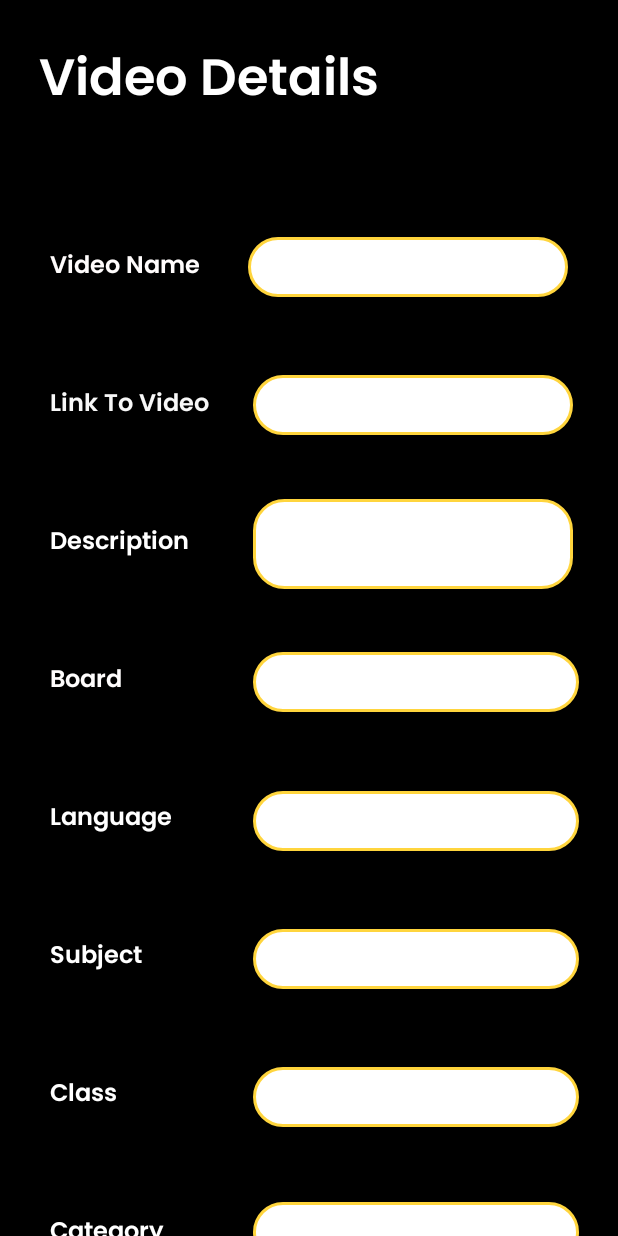
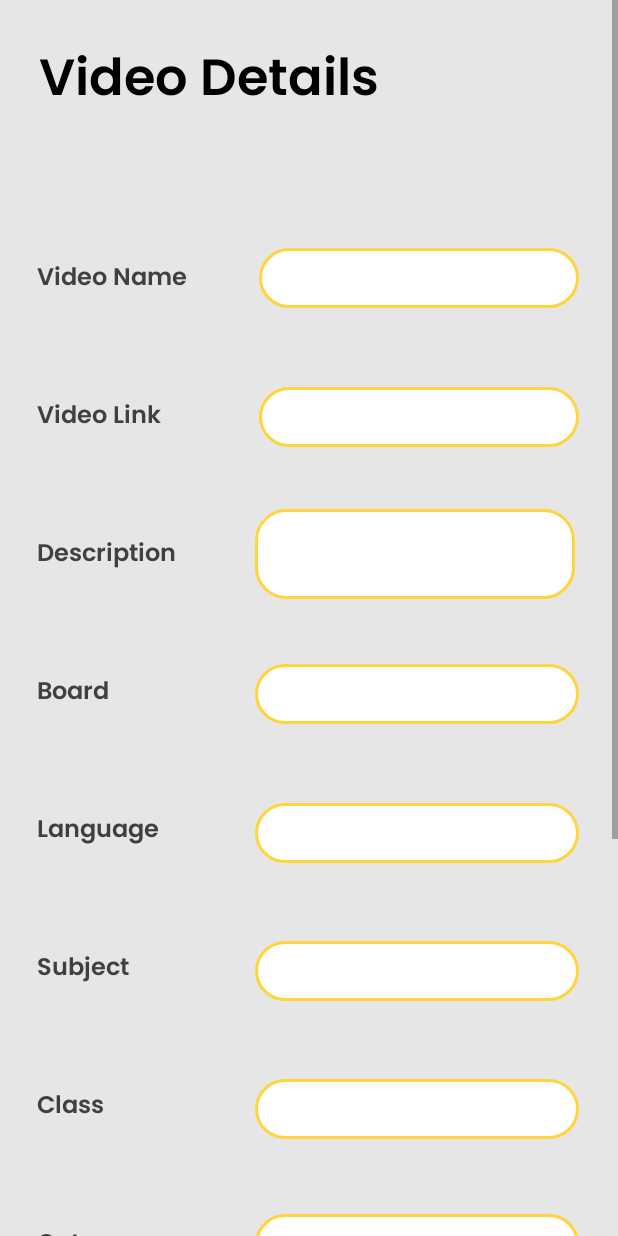
Before and after one commit to harshdigi/Suvi, an Android app: the AddVideoActivity screen opened directly, with no data from a screen before it, on a phone screen of 412 x 824 dp. Run offline under Robolectric (Android 15) with nearby library versions, the phone set to English and light mode, and no system bars; our stand-ins replace Firebase (no records; nobody signed in at launch, a user with empty details on screens opened directly).

Commit message:
Add Video Avtivity Style Modifications

```diff
--- a/app/src/main/java/com/kalvifunlearning/suvi/Activities/AddVideoActivity.java
+++ b/app/src/main/java/com/kalvifunlearning/suvi/Activities/AddVideoActivity.java
@@ -167,6 +167,7 @@ public class AddVideoActivity extends AppCompatActivity {
             public void onDataChange(@NonNull DataSnapshot snapshot) {
                 dbReference.child(videoName).setValue(videoInfoModel);
                 Toast.makeText(AddVideoActivity.this, "Video Added", Toast.LENGTH_SHORT).show();
+                finish();
             }
 
             @Override
--- a/app/src/main/res/layout/activity_add_video.xml
+++ b/app/src/main/res/layout/activity_add_video.xml
@@ -4,14 +4,14 @@
     xmlns:tools="http://schemas.android.com/tools"
     android:layout_width="match_parent"
     android:layout_height="match_parent"
-    android:background="#000000"
+    android:background="#E6E6E6"
     tools:context=".Activities.AddVideoActivity">
 
     <androidx.constraintlayout.widget.ConstraintLayout
         android:layout_width="match_parent"
         android:layout_height="40dp"
         android:layout_margin="10dp"
-        android:background="#000000"
+        android:background="#E6E6E6"
         tools:context=".Activities.AddVideoActivity">
 
         <EditText
@@ -33,6 +33,7 @@
             android:id="@+id/videoName"
             android:layout_width="wrap_content"
             android:layout_height="40dp"
+            android:layout_marginStart="40dp"
             android:layout_marginEnd="16dp"
             android:background="@drawable/input_video_details_field"
             android:ems="10"
@@ -43,12 +44,29 @@
             app:layout_constraintHorizontal_bias="0.5"
             app:layout_constraintStart_toEndOf="@+id/nameText"
             app:layout_constraintTop_toTopOf="@+id/nameText"
-            app:layout_constraintVertical_bias="0.533" />
+            app:layout_constraintVertical_bias="0.571" />
+
+        <TextView
+            android:id="@+id/nameText"
+            android:layout_width="wrap_content"
+            android:layout_height="wrap_content"
+            android:layout_marginTop="88dp"
+            android:layout_marginEnd="8dp"
+            android:fontFamily="@font/poppins_semibold"
+            android:text="Video Name"
+            android:textAlignment="viewStart"
+            android:textColor="#404040"
+            android:textSize="16sp"
+            app:layout_constraintEnd_toStartOf="@+id/videoName"
+            app:layout_constraintHorizontal_bias="0.0"
+            app:layout_constraintStart_toStartOf="@+id/videoDetailText"
+            app:layout_constraintTop_toBottomOf="@+id/videoDetailText" />
 
         <EditText
             android:id="@+id/videoDescription"
             android:layout_width="wrap_content"
             android:layout_height="60dp"
+            android:layout_marginStart="8dp"
             android:layout_marginEnd="16dp"
             android:background="@drawable/input_video_details_field"
             android:ems="10"
@@ -57,10 +75,10 @@
             android:padding="10dp"
             app:layout_constraintBottom_toBottomOf="@+id/descriptionText"
             app:layout_constraintEnd_toEndOf="parent"
-            app:layout_constraintHorizontal_bias="0.0"
+            app:layout_constraintHorizontal_bias="0.166"
             app:layout_constraintStart_toStartOf="@+id/videoLink"
             app:layout_constraintTop_toTopOf="@+id/descriptionText"
-            app:layout_constraintVertical_bias="0.485" />
+            app:layout_constraintVertical_bias="0.529" />
 
         <RadioButton
             android:id="@+id/yesRadioButton"
@@ -78,7 +96,7 @@
             android:paddingRight="15dp"
             android:paddingBottom="10dp"
             android:text="YES"
-            android:textColor="@color/light_White"
+            android:textColor="#404040"
             android:textStyle="bold"
             app:layout_constraintBottom_toBottomOf="@+id/openForAllText"
             app:layout_constraintEnd_toStartOf="@+id/noRadioButton"
@@ -104,7 +122,7 @@
             android:paddingRight="15dp"
             android:paddingBottom="10dp"
             android:text="NO"
-            android:textColor="@color/light_White"
+            android:textColor="#404040"
             android:textStyle="bold"
             app:layout_constraintBottom_toBottomOf="@+id/openForAllText"
             app:layout_constraintEnd_toEndOf="parent"
@@ -114,23 +132,6 @@
             app:layout_constraintVertical_bias="0.521" />
 
         <TextView
-            android:id="@+id/nameText"
-            android:layout_width="wrap_content"
-            android:layout_height="wrap_content"
-            android:layout_marginStart="16dp"
-            android:layout_marginTop="80dp"
-            android:layout_marginEnd="24dp"
-            android:fontFamily="@font/poppins_semibold"
-            android:text="Video Name"
-            android:textAlignment="viewStart"
-            android:textColor="#FFFCFC"
-            android:textSize="16sp"
-            app:layout_constraintEnd_toStartOf="@+id/videoName"
-            app:layout_constraintHorizontal_bias="0.0"
-            app:layout_constraintStart_toStartOf="parent"
-            app:layout_constraintTop_toBottomOf="@+id/videoDetailText" />
-
-        <TextView
             android:id="@+id/videoDetailText"
             android:layout_width="wrap_content"
             android:layout_height="wrap_content"
@@ -138,7 +139,7 @@
             android:layout_marginTop="16dp"
             android:fontFamily="@font/poppins_semibold"
             android:text="Video Details"
-            android:textColor="#FFFFFF"
+            android:textColor="@color/black"
             android:textSize="34sp"
             app:layout_constraintStart_toStartOf="parent"
             app:layout_constraintTop_toTopOf="parent" />
@@ -149,9 +150,9 @@
             android:layout_height="wrap_content"
             android:layout_marginTop="64dp"
             android:fontFamily="@font/poppins_semibold"
-            android:text="Link To Video"
+            android:text="Video Link"
             android:textAlignment="viewStart"
-            android:textColor="#F8F8F8"
+            android:textColor="#404040"
             android:textSize="16sp"
             app:layout_constraintEnd_toStartOf="@+id/videoLink"
             app:layout_constraintHorizontal_bias="0.0"
@@ -166,7 +167,7 @@
             android:fontFamily="@font/poppins_semibold"
             android:text="Description"
             android:textAlignment="viewStart"
-            android:textColor="#FFFFFF"
+            android:textColor="#404040"
             android:textSize="16sp"
             app:layout_constraintEnd_toStartOf="@+id/videoDescription"
             app:layout_constraintHorizontal_bias="0.0"
@@ -181,7 +182,7 @@
             android:fontFamily="@font/poppins_semibold"
             android:text="Board"
             android:textAlignment="viewStart"
-            android:textColor="#FFFDFD"
+            android:textColor="#404040"
             android:textSize="16sp"
             app:layout_constraintStart_toStartOf="@+id/descriptionText"
             app:layout_constraintTop_toBottomOf="@+id/descriptionText" />
@@ -194,7 +195,7 @@
             android:fontFamily="@font/poppins_semibold"
             android:text="Language"
             android:textAlignment="viewStart"
-            android:textColor="#FFFFFF"
+            android:textColor="#404040"
             android:textSize="16sp"
             app:layout_constraintStart_toStartOf="@+id/boardText"
             app:layout_constraintTop_toBottomOf="@+id/boardText" />
@@ -207,7 +208,7 @@
             android:fontFamily="@font/poppins_semibold"
             android:text="Subject"
             android:textAlignment="viewStart"
-            android:textColor="#FFFFFF"
+            android:textColor="#404040"
             android:textSize="16sp"
             app:layout_constraintEnd_toStartOf="@+id/subjectSpinner"
             app:layout_constraintHorizontal_bias="0.0"
@@ -222,7 +223,7 @@
             android:fontFamily="@font/poppins_semibold"
             android:text="Class"
             android:textAlignment="viewStart"
-            android:textColor="#FFFFFF"
+            android:textColor="#404040"
             android:textSize="16sp"
             app:layout_constraintEnd_toStartOf="@+id/classSpinner"
             app:layout_constraintHorizontal_bias="0.0"
@@ -237,7 +238,7 @@
             android:fontFamily="@font/poppins_semibold"
             android:text="Category"
             android:textAlignment="viewStart"
-            android:textColor="#FFFFFF"
+            android:textColor="#404040"
             android:textSize="16sp"
             app:layout_constraintEnd_toStartOf="@+id/categorySpinner"
             app:layout_constraintHorizontal_bias="0.0"
@@ -252,7 +253,7 @@
             android:fontFamily="@font/poppins_semibold"
             android:text="Section"
             android:textAlignment="viewStart"
-            android:textColor="#FFFFFF"
+            android:textColor="#404040"
             android:textSize="16sp"
             app:layout_constraintEnd_toStartOf="@+id/sectionSpinner"
             app:layout_constraintHorizontal_bias="0.0"
@@ -267,7 +268,7 @@
             android:fontFamily="@font/poppins_semibold"
             android:text="Open For All"
             android:textAlignment="viewStart"
-            android:textColor="#FFFFFF"
+            android:textColor="#404040"
             android:textSize="16sp"
             app:layout_constraintStart_toStartOf="@+id/sectionText"
             app:layout_constraintTop_toBottomOf="@+id/sectionText" />
--- a/app/src/main/res/layout/explore_child_item.xml
+++ b/app/src/main/res/layout/explore_child_item.xml
@@ -2,6 +2,7 @@
 <FrameLayout xmlns:android="http://schemas.android.com/apk/res/android"
     android:layout_width="200dp"
     android:layout_height="250dp"
+    android:layout_margin="5dp"
     xmlns:app="http://schemas.android.com/apk/res-auto">
 
     <com.google.android.material.card.MaterialCardView
@@ -40,9 +41,9 @@
                     android:id="@+id/child_item_title"
                     android:layout_width="match_parent"
                     android:layout_height="wrap_content"
+                    android:fontFamily="@font/poppins"
                     android:textAlignment="center"
-                    android:textStyle="bold"
-                    />
+                    android:textStyle="bold" />
             </LinearLayout>
         </RelativeLayout>
     </com.google.android.material.card.MaterialCardView>
--- a/app/src/main/res/layout/fragment_student_explore.xml
+++ b/app/src/main/res/layout/fragment_student_explore.xml
@@ -88,15 +88,14 @@
         app:layout_constraintTop_toBottomOf="@id/classCard"/>
 
 
-
     <androidx.recyclerview.widget.RecyclerView
         android:id="@+id/explore_parent_recyclerview"
         android:layout_width="match_parent"
         android:layout_height="0dp"
+        app:layout_constraintBottom_toBottomOf="parent"
+        app:layout_constraintEnd_toEndOf="parent"
         app:layout_constraintStart_toStartOf="parent"
-        app:layout_constraintEnd_toEndOf="parent"
-        app:layout_constraintTop_toBottomOf="@id/category_txt"
-        app:layout_constraintBottom_toBottomOf="parent"/>
+        app:layout_constraintTop_toBottomOf="@id/category_txt" />
 
 
 </androidx.constraintlayout.widget.ConstraintLayout>
--- a/app/src/main/res/layout/fragment_student_home.xml
+++ b/app/src/main/res/layout/fragment_student_home.xml
@@ -9,6 +9,10 @@
     <TextView
         android:layout_width="match_parent"
         android:layout_height="match_parent"
-        android:text="student Home" />
+        android:fontFamily="@font/poppins_semibold"
+        android:gravity="center"
+        android:text="Student Home"
+        android:textColor="#000000"
+        android:textSize="24sp" />
 
 </FrameLayout>
--- a/app/src/main/res/layout/fragment_student_quiz.xml
+++ b/app/src/main/res/layout/fragment_student_quiz.xml
@@ -9,6 +9,10 @@
     <TextView
         android:layout_width="match_parent"
         android:layout_height="match_parent"
-        android:text="student Quiz" />
+        android:fontFamily="@font/poppins_semibold"
+        android:gravity="center"
+        android:text="Student Quiz"
+        android:textColor="#000000"
+        android:textSize="24sp" />
 
 </FrameLayout>
```
